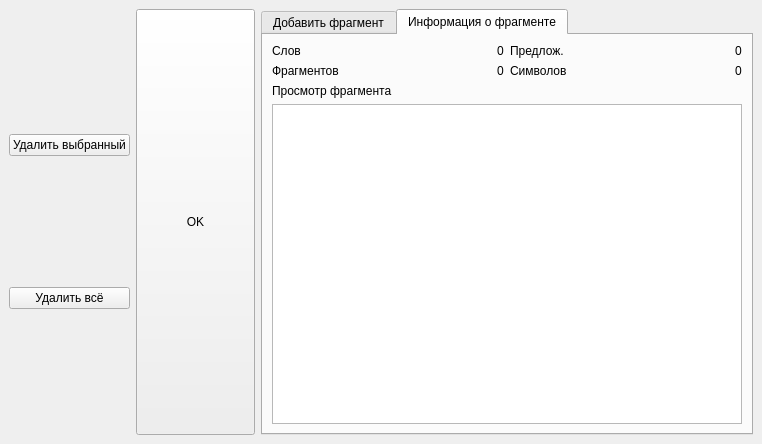
First picture: the form in ui/fragments.ui, repository moevm/nosql1h19-text-graph, before the edit.
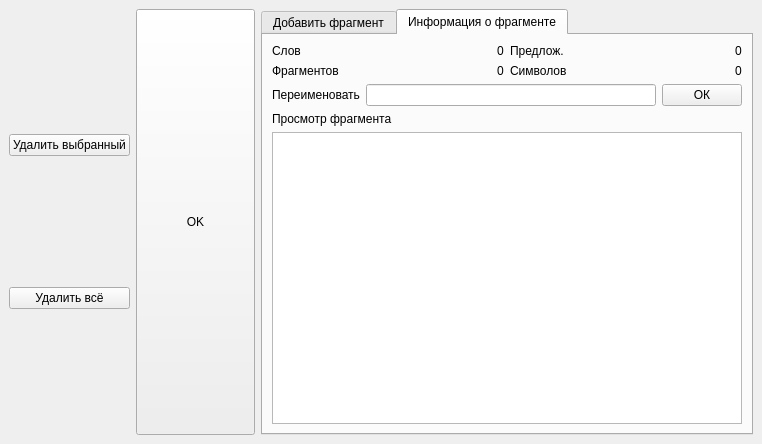
Second picture: the form after the edit. The open tabs and pages were chosen to show the change. Icons and pictures are not drawn.

Commit message: Fragment labels

Diff of the .ui file:
```diff
--- a/ui/fragments.ui
+++ b/ui/fragments.ui
@@ -301,6 +301,27 @@
           </item>
          </layout>
         </item>
+        <item>
+         <layout class="QHBoxLayout" name="horizontalLayout_13">
+          <item>
+           <widget class="QLabel" name="label_7">
+            <property name="text">
+             <string>Переименовать</string>
+            </property>
+           </widget>
+          </item>
+          <item>
+           <widget class="QLineEdit" name="fragmentLabelEdit"/>
+          </item>
+          <item>
+           <widget class="QPushButton" name="renameButton">
+            <property name="text">
+             <string>ОК</string>
+            </property>
+           </widget>
+          </item>
+         </layout>
+        </item>
         <item>
          <widget class="QLabel" name="label_5">
           <property name="text">
```
Left out of the diff: 7 changed lines with no effect on the pictures. The commit also changes 7 other files.
